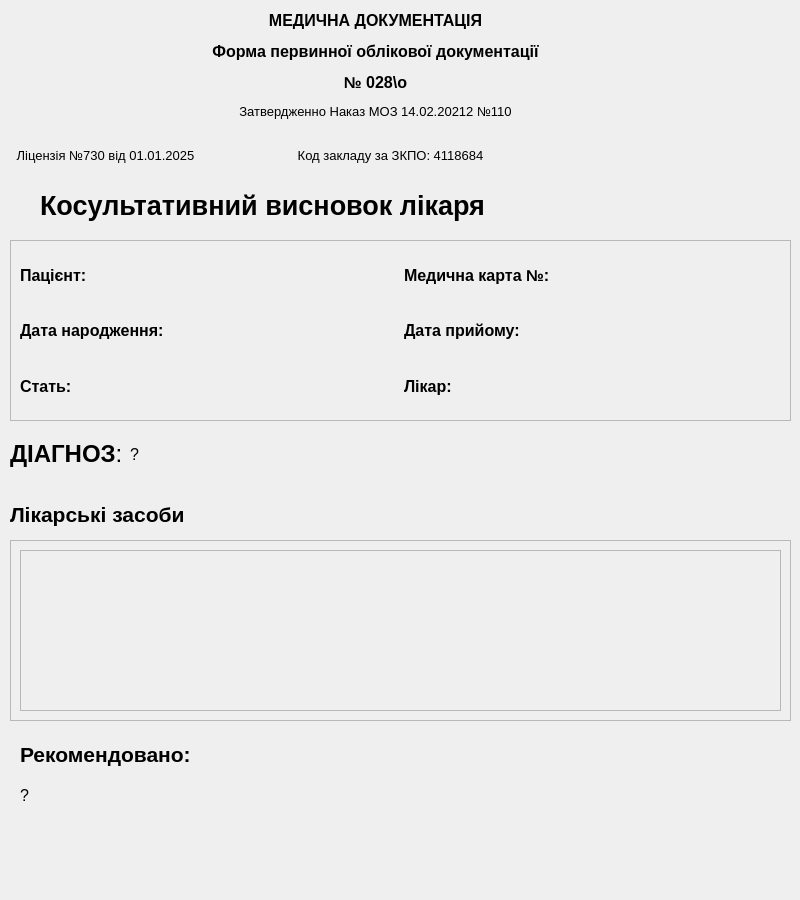
Before: the Qt Designer form MainClient/General/AppointmentFullWidget/AppointmentFullWidget.ui in letsexisttogether/MedicalDocuments, drawn with Qt 5.
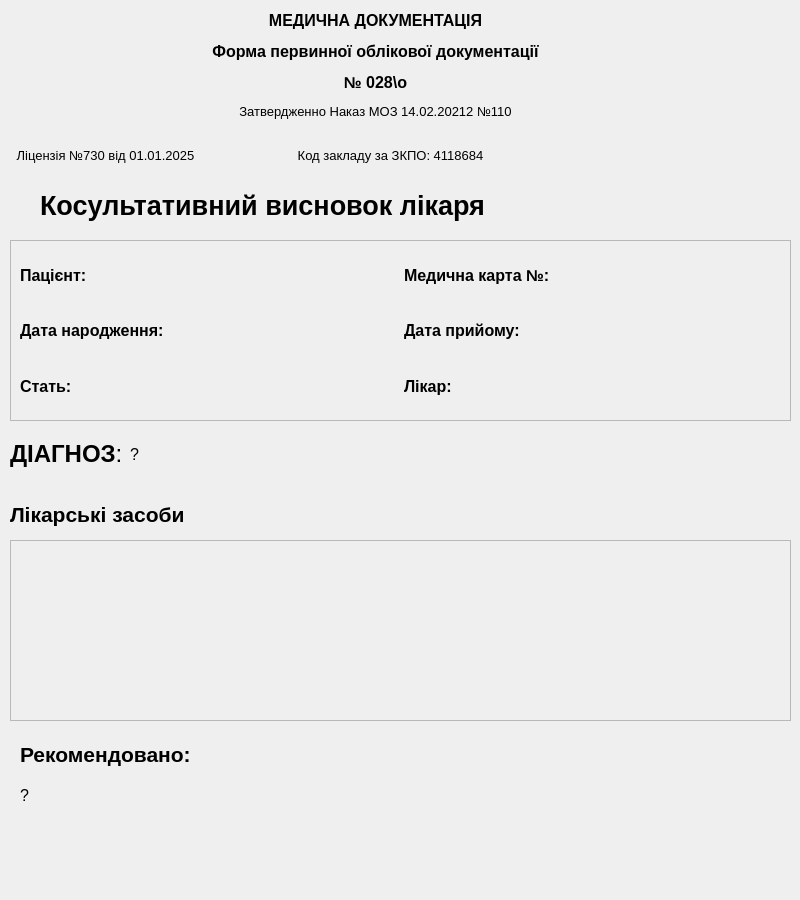
After: the same form once the commit is applied.

Commit message: Implemented AppointmentRecord::InsertData()

```diff
--- a/MainClient/General/AppointmentFullWidget/AppointmentFullWidget.ui
+++ b/MainClient/General/AppointmentFullWidget/AppointmentFullWidget.ui
@@ -287,6 +287,12 @@
     <layout class="QVBoxLayout" name="verticalLayout_2">
      <item>
       <widget class="QScrollArea" name="pharmaciesScrollArea">
+       <property name="frameShape">
+        <enum>QFrame::Shape::NoFrame</enum>
+       </property>
+       <property name="horizontalScrollBarPolicy">
+        <enum>Qt::ScrollBarPolicy::ScrollBarAlwaysOff</enum>
+       </property>
        <property name="widgetResizable">
         <bool>true</bool>
        </property>
@@ -295,11 +301,27 @@
          <rect>
           <x>0</x>
           <y>0</y>
-          <width>757</width>
-          <height>157</height>
+          <width>759</width>
+          <height>159</height>
          </rect>
         </property>
-        <layout class="QVBoxLayout" name="pharmaciesLayout"/>
+        <layout class="QVBoxLayout" name="pharmaciesLayout">
+         <property name="spacing">
+          <number>2</number>
+         </property>
+         <property name="leftMargin">
+          <number>2</number>
+         </property>
+         <property name="topMargin">
+          <number>2</number>
+         </property>
+         <property name="rightMargin">
+          <number>2</number>
+         </property>
+         <property name="bottomMargin">
+          <number>2</number>
+         </property>
+        </layout>
        </widget>
       </widget>
      </item>
```
The commit also changes 28 other files.
